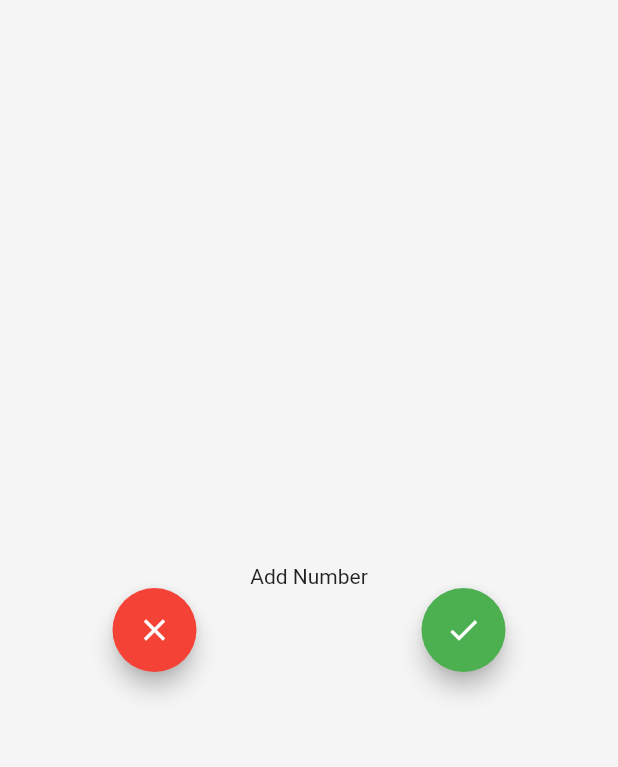
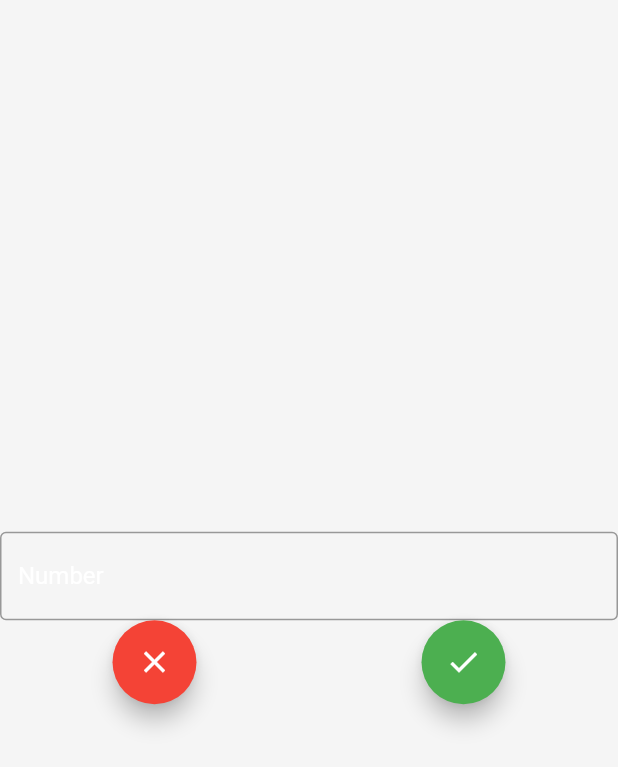
Before and after one commit to bgoncharuck/saveme, a Flutter app: the SaveMeNumbersAdd screen opened by its route, on a phone screen of 412 x 824 dp. Shown: the top 767 px of the screen. Run offline on Flutter 3.47's test engine with Material 2 defaults, Android fonts, the phone set to English and light mode, and no system bars.

Commit message:
main number choosing

```diff
--- a/lib/main.dart
+++ b/lib/main.dart
@@ -8,6 +8,7 @@ import 'package:saveme/routes/numbers_add.dart';
 void main() => runApp(SaveMe());
 
 class SaveMe extends StatelessWidget {
+
   @override
   Widget build(BuildContext context) {
     return MaterialApp(
--- a/lib/routes/numbers.dart
+++ b/lib/routes/numbers.dart
@@ -16,7 +16,8 @@ class _SaveMeNumbersState extends State<SaveMeNumbers> {
       body: SafeArea(
         child: Column(
           children: <Widget>[
-            Row(
+            (NumbersList.isNotEmpty())
+                ? Row(
                     children: <Widget>[
                       NavigationButton(
                         navigate: "/settings",
@@ -27,7 +28,8 @@ class _SaveMeNumbersState extends State<SaveMeNumbers> {
                         child: SizedBox(),
                       ),
                     ],
-            ),
+                  )
+                : Container(),
             Expanded(
               child: ListView(
                 children: <Widget>[
--- a/lib/routes/numbers_add.dart
+++ b/lib/routes/numbers_add.dart
@@ -22,7 +22,7 @@ class _SaveMeNumbersAddState extends State<SaveMeNumbersAdd> {
                     children: <Widget>[
                       NavigationButton(
                         navigate: "/numbers",
-                        name: "Numbers List",
+                        name: "Numbers",
                         icon: Icons.arrow_back,
                       ),
                       Expanded(
@@ -36,13 +36,18 @@ class _SaveMeNumbersAddState extends State<SaveMeNumbersAdd> {
                 mainAxisAlignment: MainAxisAlignment.center,
                 crossAxisAlignment: CrossAxisAlignment.center,
                 children: <Widget>[
-                  Text("Add Number"),
+                  TextField(
+                    decoration: InputDecoration(
+                      border: OutlineInputBorder(),
+                      labelText: 'Number',
+                    ),
+                  ),
                   Row(
                     mainAxisAlignment: MainAxisAlignment.spaceAround,
                     crossAxisAlignment: CrossAxisAlignment.center,
                     children: <Widget>[
                       FloatingActionButton(
-                        heroTag: "cleanNumber",
+                        heroTag: "discardCreation",
                         backgroundColor: Colors.red,
                         onPressed: () {
                           setState(() {
--- a/lib/routes/settings.dart
+++ b/lib/routes/settings.dart
@@ -20,7 +20,7 @@ class _SaveMeSettingsState extends State<SaveMeSettings> {
               children: <Widget>[
                 NavigationButton(
                   navigate: "/numbers",
-                  name: "Additional Numbers",
+                  name: "Numbers",
                   icon: Icons.list,
                 ),
                 Expanded(
```
Also changed, not shown: lib/modules/number_decoration.dart (+26 -6 lines), lib/modules/numbers_list.dart (+23 -2 lines). Lines whose indentation alone changed are shown as unchanged.
